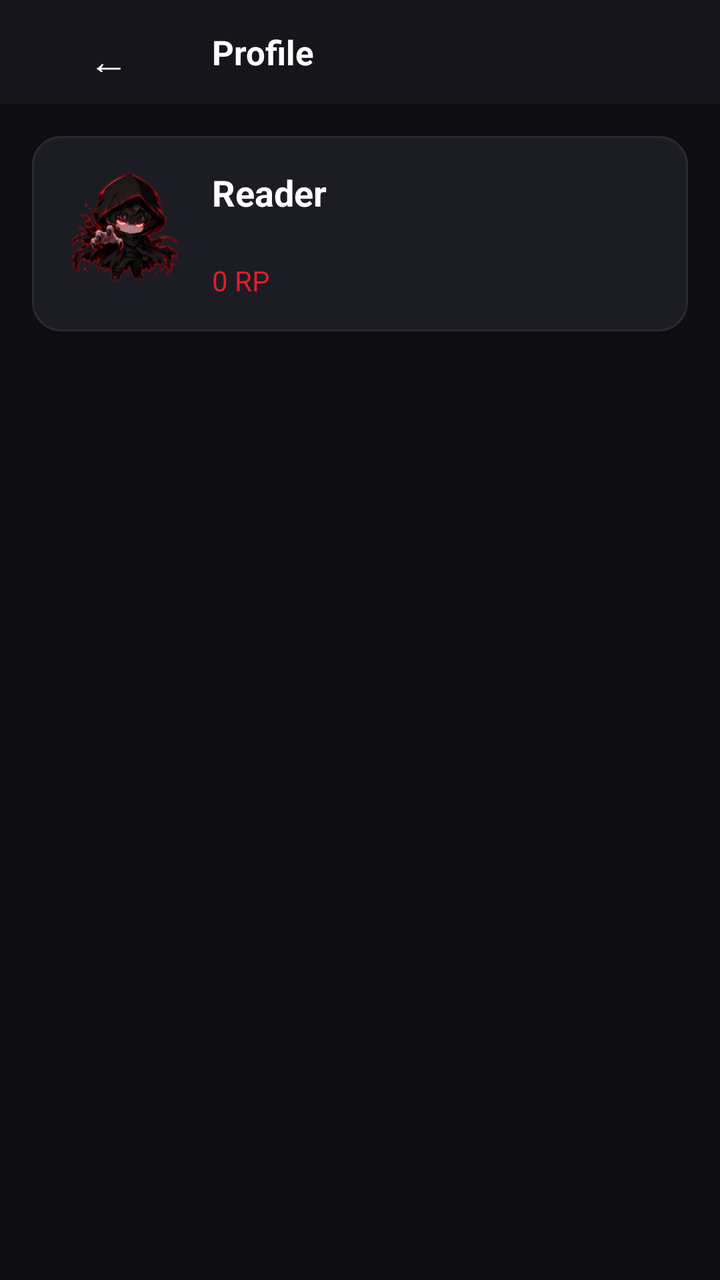
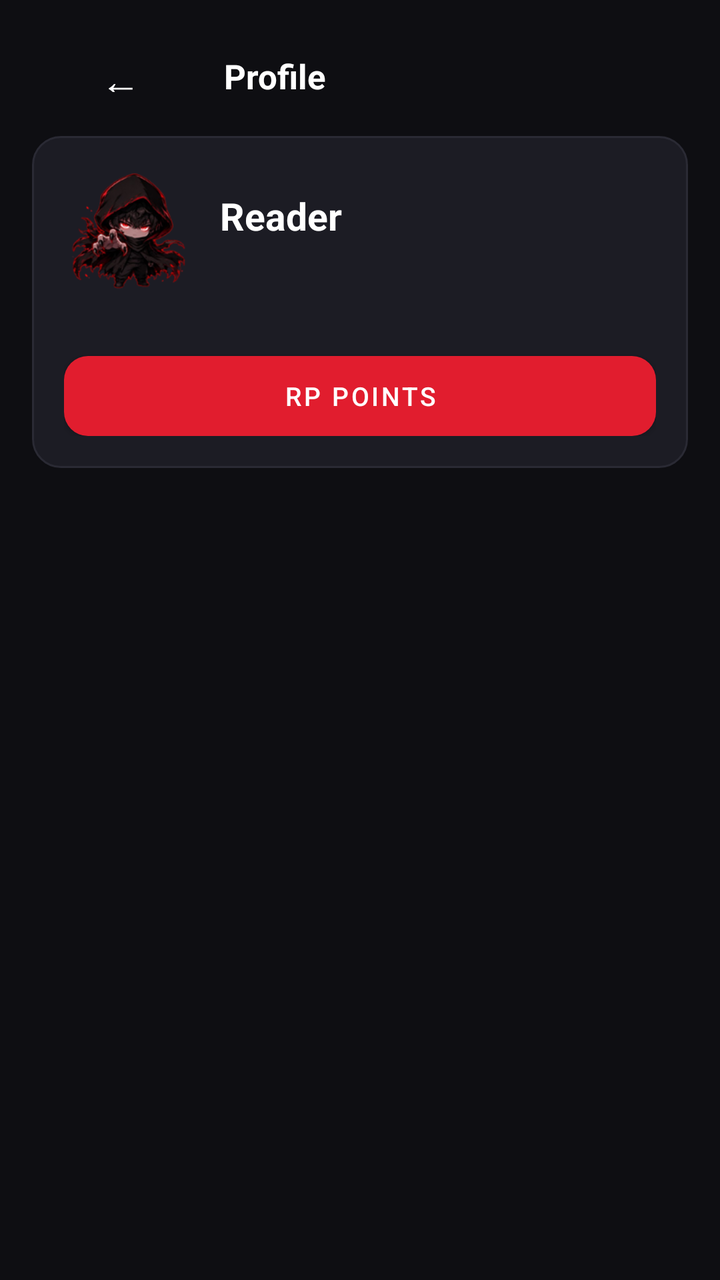

The first picture is an Android layout as it rendered before a commit; the second is the same layout after the commit. The layout source and the unified diff follow.
<!-- AndroidManifest.xml: application theme Theme.MyGhoulScans -->
<!-- res/layout/activity_profile.xml -->
<?xml version="1.0" encoding="utf-8"?>
<LinearLayout xmlns:android="http://schemas.android.com/apk/res/android"
    android:orientation="vertical" android:layout_width="match_parent" android:layout_height="match_parent"
    android:background="@color/mgs_bg">
    <LinearLayout android:orientation="horizontal" android:layout_width="match_parent" android:layout_height="52dp"
        android:background="@color/mgs_panel" android:gravity="center_vertical" android:paddingStart="10dp">
        <Button android:id="@+id/profileBack" android:layout_width="wrap_content" android:layout_height="40dp"
            android:text="←" android:textSize="20sp" android:textColor="@color/white"
            android:background="?android:attr/selectableItemBackground" />
        <TextView android:layout_width="wrap_content" android:layout_height="wrap_content" android:text="Profile"
            android:textColor="@color/white" android:textSize="17sp" android:textStyle="bold" android:layout_marginStart="8dp" />
    </LinearLayout>
    <ScrollView android:layout_width="match_parent" android:layout_height="0dp" android:layout_weight="1">
        <LinearLayout android:orientation="vertical" android:layout_width="match_parent" android:layout_height="wrap_content"
            android:padding="16dp">
            <LinearLayout android:id="@+id/profileCard" android:orientation="horizontal" android:layout_width="match_parent"
                android:layout_height="wrap_content" android:background="@drawable/mgs_card" android:padding="16dp">
                <ImageView android:id="@+id/profileAvatar" android:layout_width="60dp" android:layout_height="60dp"
                    android:src="@mipmap/ic_launcher" android:contentDescription="Avatar" />
                <LinearLayout android:orientation="vertical" android:layout_width="0dp" android:layout_height="wrap_content"
                    android:layout_weight="1" android:layout_marginStart="14dp">
                    <TextView android:id="@+id/profileName" android:layout_width="match_parent" android:layout_height="wrap_content"
                        android:text="Reader" android:textColor="@color/white" android:textSize="18sp" android:textStyle="bold" />
                    <TextView android:id="@+id/profileEmail" android:layout_width="match_parent" android:layout_height="wrap_content"
                        android:text="" android:textColor="@color/mgs_muted" android:textSize="12sp" />
                    <TextView android:id="@+id/profileRp" android:layout_width="match_parent" android:layout_height="wrap_content"
                        android:text="0 RP" android:textColor="@color/mgs_accent" android:textSize="14sp" android:layout_marginTop="6dp" />
                </LinearLayout>
            </LinearLayout>
            <LinearLayout android:id="@+id/profileActions" android:orientation="vertical" android:layout_width="match_parent"
                android:layout_height="wrap_content" android:layout_marginTop="18dp" />
        </LinearLayout>
    </ScrollView>
</LinearLayout>
<!-- resources referenced by this layout -->
<resources>
  <color name="mgs_accent">#FFE11D2E</color>
  <color name="mgs_bg">#FF0E0E12</color>
  <color name="mgs_muted">#FF979BA8</color>
  <color name="mgs_panel">#FF15151B</color>
  <color name="white">#FFFFFFFF</color>
  <!-- drawable mgs_card (drawable) -->
  <?xml version="1.0" encoding="utf-8"?>
  <shape xmlns:android="http://schemas.android.com/apk/res/android" android:shape="rectangle">
      <solid android:color="#FF1C1C24" />
      <corners android:radius="14dp" />
      <stroke android:width="1dp" android:color="#FF2A2A34" />
  </shape>
  <!-- mipmap ic_launcher (drawable) -->
  <?xml version="1.0" encoding="utf-8"?>
  <vector xmlns:android="http://schemas.android.com/apk/res/android"
      android:width="48dp"
      android:height="48dp"
      android:viewportWidth="48"
      android:viewportHeight="48">
      <path
          android:fillColor="#6200EE"
          android:pathData="M24,2L4,22v22l20,-22z"/>
      <path
          android:fillColor="#3700B3"
          android:pathData="M24,26l20,-4v4l-20,4z"/>
      <path
          android:fillColor="#FFFFFF"
          android:pathData="M24,18a6,6 0 1,1 0,12a6,6 0 1,1 0,-12"/>
  </vector>
  <style name="Theme.MyGhoulScans" parent="Theme.MaterialComponents.DayNight.NoActionBar">
          
          <item name="colorPrimary">@color/mgs_accent</item>
          <item name="colorPrimaryVariant">@color/mgs_accent</item>
          <item name="colorOnPrimary">@color/white</item>
          
          <item name="colorSecondary">@color/mgs_accent</item>
          <item name="colorSecondaryVariant">@color/mgs_accent</item>
          <item name="colorOnSecondary">@color/white</item>
          
          <item name="android:statusBarColor">@color/mgs_bg</item>
          <item name="android:windowBackground">@color/mgs_bg</item>
          <item name="android:textColorPrimary">@color/white</item>
          
      </style>
</resources>

<!-- the commit's change to res/layout/activity_profile.xml (unified diff, before → after) -->
@@ -1,34 +1,62 @@
 <?xml version="1.0" encoding="utf-8"?>
-<LinearLayout xmlns:android="http://schemas.android.com/apk/res/android"
-    android:orientation="vertical" android:layout_width="match_parent" android:layout_height="match_parent"
-    android:background="@color/mgs_bg">
-    <LinearLayout android:orientation="horizontal" android:layout_width="match_parent" android:layout_height="52dp"
-        android:background="@color/mgs_panel" android:gravity="center_vertical" android:paddingStart="10dp">
-        <Button android:id="@+id/profileBack" android:layout_width="wrap_content" android:layout_height="40dp"
-            android:text="←" android:textSize="20sp" android:textColor="@color/white"
-            android:background="?android:attr/selectableItemBackground" />
-        <TextView android:layout_width="wrap_content" android:layout_height="wrap_content" android:text="Profile"
-            android:textColor="@color/white" android:textSize="17sp" android:textStyle="bold" android:layout_marginStart="8dp" />
-    </LinearLayout>
-    <ScrollView android:layout_width="match_parent" android:layout_height="0dp" android:layout_weight="1">
+<ScrollView xmlns:android="http://schemas.android.com/apk/res/android"
+    android:layout_width="match_parent" android:layout_height="match_parent"
+    android:background="@color/mgs_bg" android:fillViewport="true">
+
+    <LinearLayout android:orientation="vertical" android:layout_width="match_parent" android:layout_height="wrap_content"
+        android:padding="16dp">
+
+        <LinearLayout android:orientation="horizontal" android:layout_width="match_parent" android:layout_height="44dp">
+            <Button android:id="@+id/profileBack" android:layout_width="wrap_content" android:layout_height="40dp"
+                android:text="←" android:textSize="20sp" android:textColor="@color/white"
+                android:background="?android:attr/selectableItemBackground" />
+            <TextView android:layout_width="wrap_content" android:layout_height="wrap_content" android:text="Profile"
+                android:textColor="@color/white" android:textSize="17sp" android:textStyle="bold"
+                android:layout_marginStart="8dp" android:layout_gravity="center_vertical" />
+        </LinearLayout>
+
         <LinearLayout android:orientation="vertical" android:layout_width="match_parent" android:layout_height="wrap_content"
-            android:padding="16dp">
-            <LinearLayout android:id="@+id/profileCard" android:orientation="horizontal" android:layout_width="match_parent"
-                android:layout_height="wrap_content" android:background="@drawable/mgs_card" android:padding="16dp">
-                <ImageView android:id="@+id/profileAvatar" android:layout_width="60dp" android:layout_height="60dp"
+            android:background="@drawable/mgs_card" android:padding="16dp" android:layout_marginTop="8dp">
+            <LinearLayout android:orientation="horizontal" android:layout_width="match_parent" android:layout_height="wrap_content"
+                android:gravity="center_vertical">
+                <ImageView android:id="@+id/profileAvatar" android:layout_width="64dp" android:layout_height="64dp"
                     android:src="@mipmap/ic_launcher" android:contentDescription="Avatar" />
                 <LinearLayout android:orientation="vertical" android:layout_width="0dp" android:layout_height="wrap_content"
                     android:layout_weight="1" android:layout_marginStart="14dp">
                     <TextView android:id="@+id/profileName" android:layout_width="match_parent" android:layout_height="wrap_content"
-                        android:text="Reader" android:textColor="@color/white" android:textSize="18sp" android:textStyle="bold" />
+                        android:text="Reader" android:textColor="@color/white" android:textSize="19sp" android:textStyle="bold" />
                     <TextView android:id="@+id/profileEmail" android:layout_width="match_parent" android:layout_height="wrap_content"
                         android:text="" android:textColor="@color/mgs_muted" android:textSize="12sp" />
-                    <TextView android:id="@+id/profileRp" android:layout_width="match_parent" android:layout_height="wrap_content"
-                        android:text="0 RP" android:textColor="@color/mgs_accent" android:textSize="14sp" android:layout_marginTop="6dp" />
                 </LinearLayout>
             </LinearLayout>
-            <LinearLayout android:id="@+id/profileActions" android:orientation="vertical" android:layout_width="match_parent"
-                android:layout_height="wrap_content" android:layout_marginTop="18dp" />
+
+            <LinearLayout android:orientation="horizontal" android:layout_width="match_parent" android:layout_height="wrap_content"
+                android:layout_marginTop="16dp">
+                <LinearLayout android:orientation="vertical" android:layout_width="0dp" android:layout_weight="1" android:gravity="center">
+                    <TextView android:id="@+id/statChapters" android:layout_width="wrap_content" android:layout_height="wrap_content"
+                        android:text="0" android:textColor="@color/white" android:textSize="20sp" android:textStyle="bold" />
+                    <TextView android:layout_width="wrap_content" android:layout_height="wrap_content" android:text="Chapters Read"
+                        android:textColor="@color/mgs_muted" android:textSize="10sp" />
+                </LinearLayout>
+                <LinearLayout android:orientation="vertical" android:layout_width="0dp" android:layout_weight="1" android:gravity="center">
+                    <TextView android:id="@+id/statStreak" android:layout_width="wrap_content" android:layout_height="wrap_content"
+                        android:text="0" android:textColor="@color/white" android:textSize="20sp" android:textStyle="bold" />
+                    <TextView android:layout_width="wrap_content" android:layout_height="wrap_content" android:text="Day Streak"
+                        android:textColor="@color/mgs_muted" android:textSize="10sp" />
+                </LinearLayout>
+                <LinearLayout android:orientation="vertical" android:layout_width="0dp" android:layout_weight="1" android:gravity="center">
+                    <TextView android:id="@+id/profileRp" android:layout_width="wrap_content" android:layout_height="wrap_content"
+                        android:text="0" android:textColor="@color/mgs_accent" android:textSize="20sp" android:textStyle="bold" />
+                    <TextView android:layout_width="wrap_content" android:layout_height="wrap_content" android:text="RP Points"
+                        android:textColor="@color/mgs_muted" android:textSize="10sp" />
+                </LinearLayout>
+            </LinearLayout>
+            <Button android:id="@+id/shopCta" android:layout_width="match_parent" android:layout_height="40dp"
+                android:text="RP Points" android:textSize="13sp" android:textColor="@color/white"
+                android:background="@drawable/mgs_accent_button" android:layout_marginTop="14dp" />
         </LinearLayout>
-    </ScrollView>
-</LinearLayout>
+
+        <LinearLayout android:id="@+id/profileGrid" android:orientation="vertical" android:layout_width="match_parent"
+            android:layout_height="wrap_content" android:layout_marginTop="18dp" />
+    </LinearLayout>
+</ScrollView>
<!-- resource entries referenced after the edit -->
@@ -3,8 +3,13 @@
   <color name="mgs_accent">#FFE11D2E</color>
   <color name="mgs_bg">#FF0E0E12</color>
   <color name="mgs_muted">#FF979BA8</color>
-  <color name="mgs_panel">#FF15151B</color>
   <color name="white">#FFFFFFFF</color>
+  <!-- drawable mgs_accent_button (drawable) -->
+  <?xml version="1.0" encoding="utf-8"?>
+  <shape xmlns:android="http://schemas.android.com/apk/res/android" android:shape="rectangle">
+      <solid android:color="#FFE11D2E" />
+      <corners android:radius="12dp" />
+  </shape>
   <!-- drawable mgs_card (drawable) -->
   <?xml version="1.0" encoding="utf-8"?>
   <shape xmlns:android="http://schemas.android.com/apk/res/android" android:shape="rectangle">
